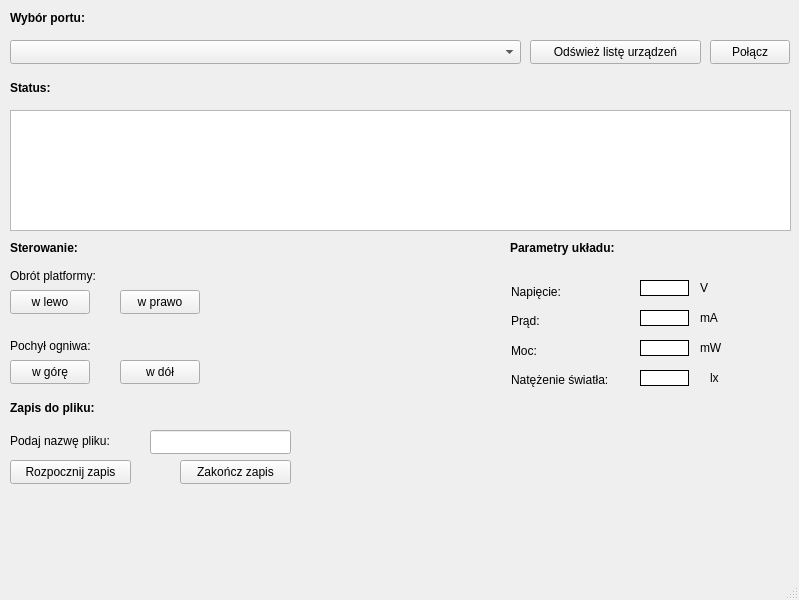
Terionnn/Wykorzystanie-mikrokontrolera-w-ukladzie-pozyskiwania-energii-z-promieniowania-slonecznego, file Qt/mainwindow.ui: the form before one commit.
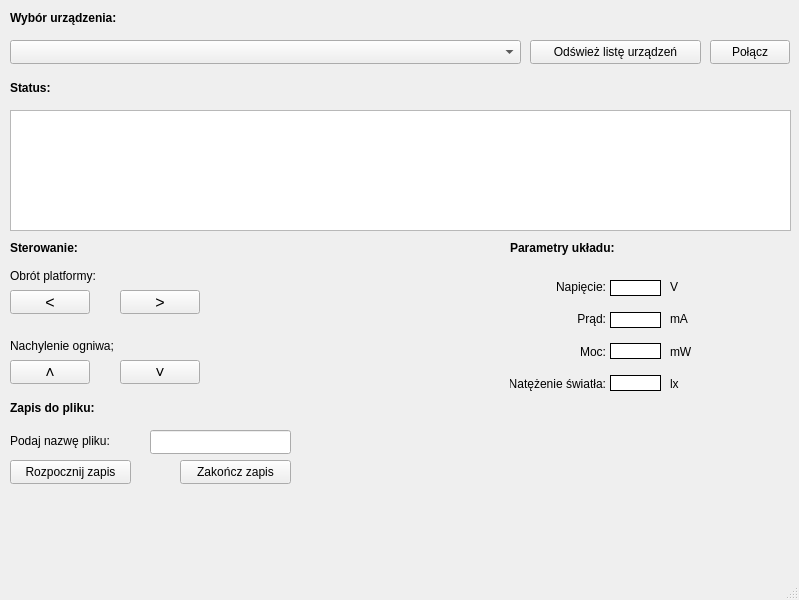
The form after the commit. Icons and pictures are not drawn.

```diff
--- a/Qt/mainwindow.ui
+++ b/Qt/mainwindow.ui
@@ -69,8 +69,13 @@
       <height>24</height>
      </rect>
     </property>
+    <property name="font">
+     <font>
+      <pointsize>12</pointsize>
+     </font>
+    </property>
     <property name="text">
-     <string>w lewo</string>
+     <string>˂</string>
     </property>
    </widget>
    <widget class="QPushButton" name="pushButton_5">
@@ -82,8 +87,13 @@
       <height>24</height>
      </rect>
     </property>
+    <property name="font">
+     <font>
+      <pointsize>12</pointsize>
+     </font>
+    </property>
     <property name="text">
-     <string>w prawo</string>
+     <string>˃</string>
     </property>
    </widget>
    <widget class="QLabel" name="label">
@@ -109,7 +119,7 @@
      </rect>
     </property>
     <property name="text">
-     <string>Pochył ogniwa:</string>
+     <string>Nachylenie ogniwa;</string>
     </property>
    </widget>
    <widget class="QPushButton" name="pushButton_6">
@@ -121,8 +131,13 @@
       <height>24</height>
      </rect>
     </property>
+    <property name="font">
+     <font>
+      <pointsize>12</pointsize>
+     </font>
+    </property>
     <property name="text">
-     <string>w górę</string>
+     <string>˄</string>
     </property>
    </widget>
    <widget class="QPushButton" name="pushButton_7">
@@ -134,8 +149,13 @@
       <height>24</height>
      </rect>
     </property>
+    <property name="font">
+     <font>
+      <pointsize>12</pointsize>
+     </font>
+    </property>
     <property name="text">
-     <string>w dół</string>
+     <string>˅</string>
     </property>
    </widget>
    <widget class="QLabel" name="label_3">
@@ -153,7 +173,7 @@
      </font>
     </property>
     <property name="text">
-     <string>Wybór portu:</string>
+     <string>Wybór urządzenia:</string>
     </property>
    </widget>
    <widget class="QLabel" name="label_4">
@@ -228,102 +248,6 @@
      <string>Zapis do pliku:</string>
     </property>
    </widget>
-   <widget class="QLabel" name="label_11">
-    <property name="geometry">
-     <rect>
-      <x>640</x>
-      <y>280</y>
-      <width>49</width>
-      <height>16</height>
-     </rect>
-    </property>
-    <property name="styleSheet">
-     <string notr="true">background-color:white;border-style:solid; border-color:black;border-width: 1px;</string>
-    </property>
-    <property name="text">
-     <string/>
-    </property>
-    <property name="alignment">
-     <set>Qt::AlignRight|Qt::AlignTrailing|Qt::AlignVCenter</set>
-    </property>
-   </widget>
-   <widget class="QLabel" name="label_12">
-    <property name="geometry">
-     <rect>
-      <x>640</x>
-      <y>310</y>
-      <width>49</width>
-      <height>16</height>
-     </rect>
-    </property>
-    <property name="styleSheet">
-     <string notr="true">background-color:white;border-style:solid; border-color:black;border-width: 1px;</string>
-    </property>
-    <property name="text">
-     <string/>
-    </property>
-    <property name="alignment">
-     <set>Qt::AlignRight|Qt::AlignTrailing|Qt::AlignVCenter</set>
-    </property>
-   </widget>
-   <widget class="QLabel" name="label_13">
-    <property name="geometry">
-     <rect>
-      <x>640</x>
-      <y>340</y>
-      <width>49</width>
-      <height>16</height>
-     </rect>
-    </property>
-    <property name="styleSheet">
-     <string notr="true">background-color:white;border-style:solid; border-color:black;border-width: 1px;</string>
-    </property>
-    <property name="text">
-     <string/>
-    </property>
-    <property name="alignment">
-     <set>Qt::AlignRight|Qt::AlignTrailing|Qt::AlignVCenter</set>
-    </property>
-   </widget>
-   <widget class="QLabel" name="label_14">
-    <property name="geometry">
-     <rect>
-      <x>700</x>
-      <y>280</y>
-      <width>49</width>
-      <height>16</height>
-     </rect>
-    </property>
-    <property name="text">
-     <string>V</string>
-    </property>
-   </widget>
-   <widget class="QLabel" name="label_15">
-    <property name="geometry">
-     <rect>
-      <x>700</x>
-      <y>310</y>
-      <width>49</width>
-      <height>16</height>
-     </rect>
-    </property>
-    <property name="text">
-     <string>mA</string>
-    </property>
-   </widget>
-   <widget class="QLabel" name="label_16">
-    <property name="geometry">
-     <rect>
-      <x>700</x>
-      <y>340</y>
-      <width>49</width>
-      <height>16</height>
-     </rect>
-    </property>
-    <property name="text">
-     <string>mW</string>
-    </property>
-   </widget>
    <widget class="QLabel" name="label_17">
     <property name="geometry">
      <rect>
@@ -392,44 +316,115 @@
      </rect>
     </property>
    </widget>
-   <widget class="QLabel" name="label_20">
+   <widget class="QWidget" name="verticalLayoutWidget_2">
     <property name="geometry">
      <rect>
-      <x>640</x>
-      <y>370</y>
-      <width>49</width>
-      <height>16</height>
+      <x>610</x>
+      <y>280</y>
+      <width>51</width>
+      <height>111</height>
      </rect>
     </property>
-    <property name="styleSheet">
-     <string notr="true">background-color:white;border-style:solid; border-color:black;border-width: 1px;</string>
-    </property>
-    <property name="text">
-     <string/>
-    </property>
-    <property name="alignment">
-     <set>Qt::AlignRight|Qt::AlignTrailing|Qt::AlignVCenter</set>
-    </property>
-   </widget>
-   <widget class="QLabel" name="label_21">
-    <property name="geometry">
-     <rect>
-      <x>710</x>
-      <y>370</y>
-      <width>49</width>
-      <height>16</height>
-     </rect>
-    </property>
-    <property name="text">
-     <string>lx</string>
-    </property>
+    <layout class="QVBoxLayout" name="verticalLayout">
+     <item>
+      <widget class="QLabel" name="label_12">
+       <property name="styleSheet">
+        <string notr="true">background-color:white;border-style:solid; border-color:black;border-width: 1px;</string>
+       </property>
+       <property name="text">
+        <string/>
+       </property>
+       <property name="alignment">
+        <set>Qt::AlignRight|Qt::AlignTrailing|Qt::AlignVCenter</set>
+       </property>
+      </widget>
+     </item>
+     <item>
+      <spacer name="verticalSpacer">
+       <property name="orientation">
+        <enum>Qt::Vertical</enum>
+       </property>
+       <property name="sizeHint" stdset="0">
+        <size>
+         <width>20</width>
+         <height>40</height>
+        </size>
+       </property>
+      </spacer>
+     </item>
+     <item>
+      <widget class="QLabel" name="label_13">
+       <property name="styleSheet">
+        <string notr="true">background-color:white;border-style:solid; border-color:black;border-width: 1px;</string>
+       </property>
+       <property name="text">
+        <string/>
+       </property>
+       <property name="alignment">
+        <set>Qt::AlignRight|Qt::AlignTrailing|Qt::AlignVCenter</set>
+       </property>
+      </widget>
+     </item>
+     <item>
+      <spacer name="verticalSpacer_2">
+       <property name="orientation">
+        <enum>Qt::Vertical</enum>
+       </property>
+       <property name="sizeHint" stdset="0">
+        <size>
+         <width>20</width>
+         <height>40</height>
+        </size>
+       </property>
+      </spacer>
+     </item>
+     <item>
+      <widget class="QLabel" name="label_11">
+       <property name="styleSheet">
+        <string notr="true">background-color:white;border-style:solid; border-color:black;border-width: 1px;</string>
+       </property>
+       <property name="text">
+        <string/>
+       </property>
+       <property name="alignment">
+        <set>Qt::AlignRight|Qt::AlignTrailing|Qt::AlignVCenter</set>
+       </property>
+      </widget>
+     </item>
+     <item>
+      <spacer name="verticalSpacer_3">
+       <property name="orientation">
+        <enum>Qt::Vertical</enum>
+       </property>
+       <property name="sizeHint" stdset="0">
+        <size>
+         <width>20</width>
+         <height>40</height>
+        </size>
+       </property>
+      </spacer>
+     </item>
+     <item>
+      <widget class="QLabel" name="label_20">
+       <property name="styleSheet">
+        <string notr="true">background-color:white;border-style:solid; border-color:black;border-width: 1px;</string>
+       </property>
+       <property name="text">
+        <string/>
+       </property>
+       <property name="alignment">
+        <set>Qt::AlignRight|Qt::AlignTrailing|Qt::AlignVCenter</set>
+       </property>
+      </widget>
+     </item>
+    </layout>
    </widget>
    <widget class="QWidget" name="verticalLayoutWidget">
     <property name="geometry">
      <rect>
-      <x>511</x>
+      <x>510</x>
       <y>280</y>
-      <width>131</width>
+      <width>96</width>
       <height>111</height>
      </rect>
     </property>
@@ -439,26 +434,156 @@
        <property name="text">
         <string>Napięcie:</string>
        </property>
+       <property name="alignment">
+        <set>Qt::AlignRight|Qt::AlignTrailing|Qt::AlignVCenter</set>
+       </property>
       </widget>
      </item>
+     <item>
+      <spacer name="verticalSpacer_4">
+       <property name="orientation">
+        <enum>Qt::Vertical</enum>
+       </property>
+       <property name="sizeHint" stdset="0">
+        <size>
+         <width>20</width>
+         <height>40</height>
+        </size>
+       </property>
+      </spacer>
+     </item>
      <item>
       <widget class="QLabel" name="label_7">
        <property name="text">
         <string>Prąd:</string>
        </property>
+       <property name="alignment">
+        <set>Qt::AlignRight|Qt::AlignTrailing|Qt::AlignVCenter</set>
+       </property>
       </widget>
      </item>
+     <item>
+      <spacer name="verticalSpacer_5">
+       <property name="orientation">
+        <enum>Qt::Vertical</enum>
+       </property>
+       <property name="sizeHint" stdset="0">
+        <size>
+         <width>20</width>
+         <height>40</height>
+        </size>
+       </property>
+      </spacer>
+     </item>
      <item>
       <widget class="QLabel" name="label_8">
        <property name="text">
         <string>Moc:</string>
        </property>
+       <property name="alignment">
+        <set>Qt::AlignRight|Qt::AlignTrailing|Qt::AlignVCenter</set>
+       </property>
       </widget>
      </item>
+     <item>
+      <spacer name="verticalSpacer_6">
+       <property name="orientation">
+        <enum>Qt::Vertical</enum>
+       </property>
+       <property name="sizeHint" stdset="0">
+        <size>
+         <width>20</width>
+         <height>40</height>
+        </size>
+       </property>
+      </spacer>
+     </item>
      <item>
       <widget class="QLabel" name="label_18">
        <property name="text">
         <string>Natężenie światła:</string>
+       </property>
+       <property name="alignment">
+        <set>Qt::AlignRight|Qt::AlignTrailing|Qt::AlignVCenter</set>
+       </property>
+      </widget>
+     </item>
+    </layout>
+   </widget>
+   <widget class="QWidget" name="verticalLayoutWidget_3">
+    <property name="geometry">
+     <rect>
+      <x>670</x>
+      <y>280</y>
+      <width>41</width>
+      <height>111</height>
+     </rect>
+    </property>
+    <layout class="QVBoxLayout" name="verticalLayout_73">
+     <item>
+      <widget class="QLabel" name="label_14">
+       <property name="text">
+        <string>V</string>
+       </property>
+      </widget>
+     </item>
+     <item>
+      <spacer name="verticalSpacer_7">
+       <property name="orientation">
+        <enum>Qt::Vertical</enum>
+       </property>
+       <property name="sizeHint" stdset="0">
+        <size>
+         <width>20</width>
+         <height>40</height>
+        </size>
+       </property>
+      </spacer>
+     </item>
+     <item>
+      <widget class="QLabel" name="label_15">
+       <property name="text">
+        <string>mA</string>
+       </property>
+      </widget>
+     </item>
+     <item>
+      <spacer name="verticalSpacer_8">
+       <property name="orientation">
+        <enum>Qt::Vertical</enum>
+       </property>
+       <property name="sizeHint" stdset="0">
+        <size>
+         <width>20</width>
+         <height>40</height>
+        </size>
+       </property>
+      </spacer>
+     </item>
+     <item>
+      <widget class="QLabel" name="label_16">
+       <property name="text">
+        <string>mW</string>
+       </property>
+      </widget>
+     </item>
+     <item>
+      <spacer name="verticalSpacer_9">
+       <property name="orientation">
+        <enum>Qt::Vertical</enum>
+       </property>
+       <property name="sizeHint" stdset="0">
+        <size>
+         <width>20</width>
+         <height>40</height>
+        </size>
+       </property>
+      </spacer>
+     </item>
+     <item>
+      <widget class="QLabel" name="label_21">
+       <property name="text">
+        <string>lx</string>
        </property>
       </widget>
      </item>
```
Left out of the diff: 7 changed lines with no effect on the pictures.
